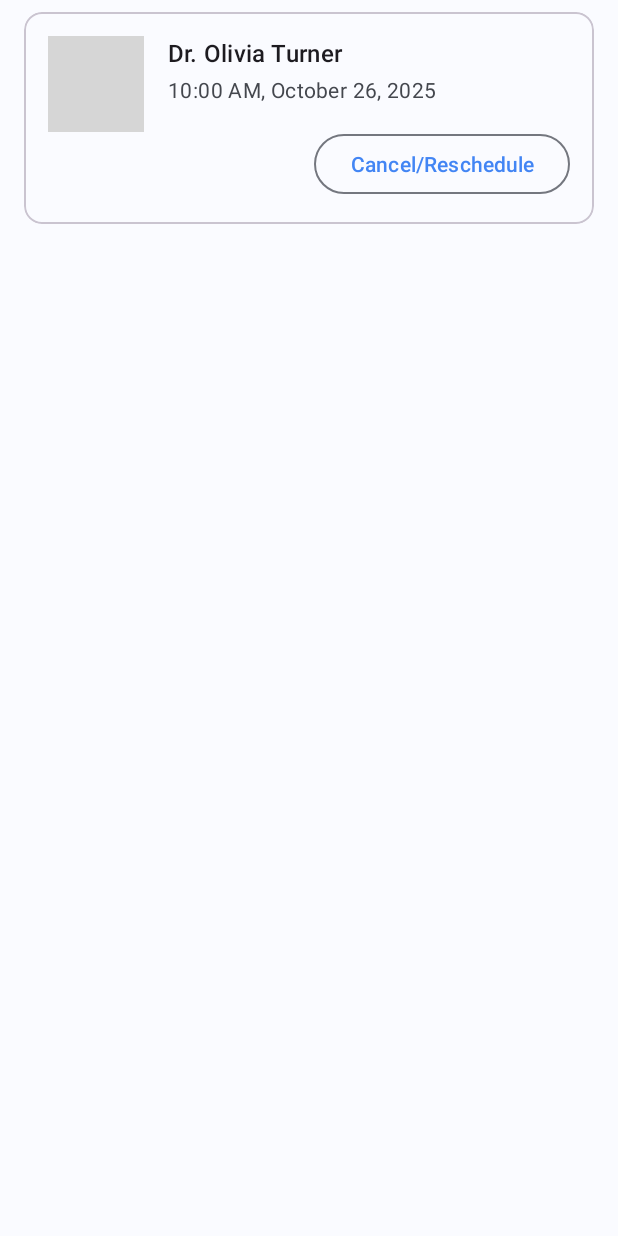
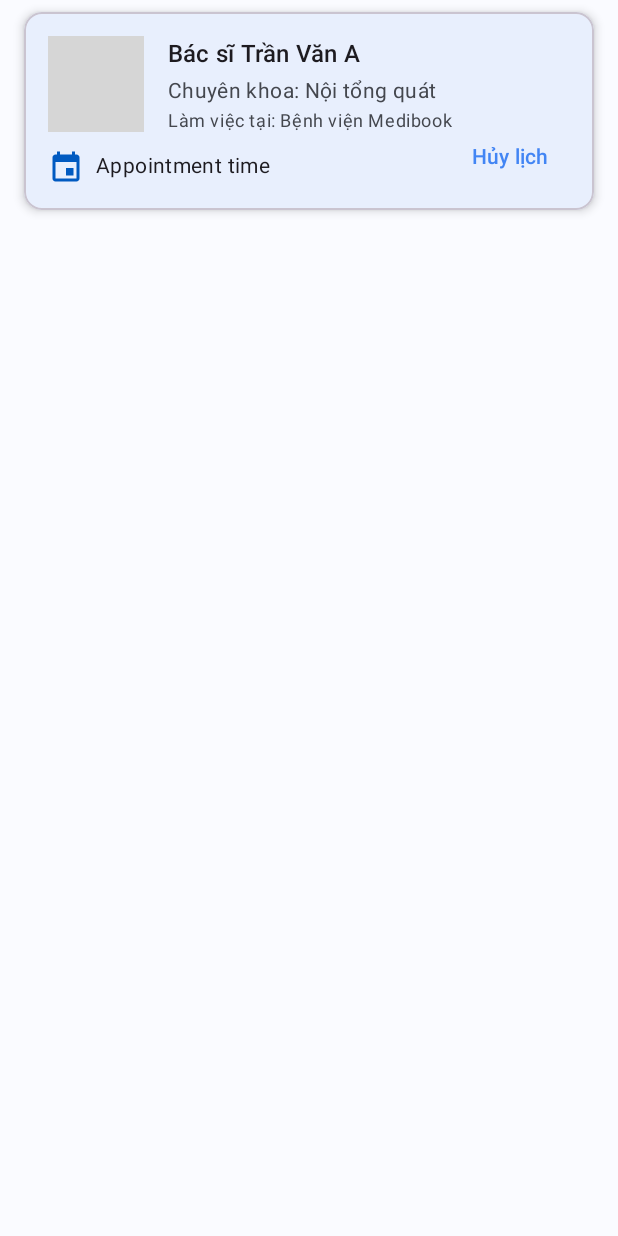
Before and after one commit to CongPham04/7-medibook-android, an Android app: the layout item_patient_appointment_card.xml on its own in the app's theme, with its tools: preview values and no code run, on a phone screen of 412 x 824 dp. Run offline under Robolectric (Android 15) with nearby library versions, the phone set to English and light mode, and no system bars; grey boxes are pictures that could not be loaded.

Commit message:
update_listdoctor_patienthome

```diff
--- a/app/build.gradle.kts
+++ b/app/build.gradle.kts
@@ -47,8 +47,10 @@ dependencies {
     androidTestImplementation(libs.ext.junit)
     androidTestImplementation(libs.espresso.core)
     implementation("com.google.code.gson:gson:2.10.1")
-    implementation("com.google.android.material:material:1.11.0")
+//    implementation("com.google.android.material:material:1.11.0")
+    implementation("androidx.annotation:annotation:1.8.1")
 
     implementation(platform("com.google.firebase:firebase-bom:34.5.0"))
     implementation("com.google.firebase:firebase-analytics")
+    implementation("com.google.firebase:firebase-firestore")
 }
--- a/app/src/main/res/layout/item_patient_appointment_card.xml
+++ b/app/src/main/res/layout/item_patient_appointment_card.xml
@@ -6,7 +6,9 @@
     android:layout_height="wrap_content"
     android:layout_marginHorizontal="16dp"
     android:layout_marginTop="8dp"
-    android:layout_marginBottom="8dp">
+    android:layout_marginBottom="8dp"
+    app:cardElevation="4dp"
+    app:cardCornerRadius="12dp">
 
     <androidx.constraintlayout.widget.ConstraintLayout
         android:layout_width="match_parent"
@@ -14,7 +16,7 @@
         android:padding="16dp">
 
         <com.google.android.material.imageview.ShapeableImageView
-            android:id="@+id/iv_doctor_avatar"
+            android:id="@+id/ivDoctorAvatar"
             android:layout_width="64dp"
             android:layout_height="64dp"
             android:scaleType="centerCrop"
@@ -25,39 +27,66 @@
             tools:src="@tools:sample/avatars" />
 
         <TextView
-            android:id="@+id/tv_doctor_name"
+            android:id="@+id/tvDoctorName"
             android:layout_width="0dp"
             android:layout_height="wrap_content"
             android:layout_marginStart="16dp"
-            android:text="Dr. Olivia Turner"
+            android:text="Bác sĩ Trần Văn A"
             android:textAppearance="@style/TextAppearance.Material3.TitleMedium"
             app:layout_constraintEnd_toEndOf="parent"
-            app:layout_constraintStart_toEndOf="@+id/iv_doctor_avatar"
-            app:layout_constraintTop_toTopOf="@+id/iv_doctor_avatar" />
+            app:layout_constraintStart_toEndOf="@+id/ivDoctorAvatar"
+            app:layout_constraintTop_toTopOf="@+id/ivDoctorAvatar" />
 
         <TextView
-            android:id="@+id/tv_appointment_datetime"
+            android:id="@+id/tvDoctorSpecialty"
             android:layout_width="0dp"
             android:layout_height="wrap_content"
             android:layout_marginStart="16dp"
             android:layout_marginTop="4dp"
-            android:text="10:00 AM, October 26, 2025"
+            android:text="Chuyên khoa: Nội tổng quát"
             android:textAppearance="@style/TextAppearance.Material3.BodyMedium"
             android:textColor="?attr/colorOnSurfaceVariant"
             app:layout_constraintEnd_toEndOf="parent"
-            app:layout_constraintStart_toEndOf="@+id/iv_doctor_avatar"
-            app:layout_constraintTop_toBottomOf="@+id/tv_doctor_name" />
+            app:layout_constraintStart_toEndOf="@+id/ivDoctorAvatar"
+            app:layout_constraintTop_toBottomOf="@+id/tvDoctorName" />
 
-        <com.google.android.material.button.MaterialButton
-            android:id="@+id/btn_cancel_or_change"
-            style="@style/Widget.Material3.Button.OutlinedButton"
+        <TextView
+            android:id="@+id/tvDoctorWorkplace"
+            android:layout_width="0dp"
+            android:layout_height="wrap_content"
+            android:layout_marginStart="16dp"
+            android:layout_marginTop="2dp"
+            android:text="Làm việc tại: Bệnh viện Medibook"
+            android:textAppearance="@style/TextAppearance.Material3.BodySmall"
+            android:textColor="?attr/colorOnSurfaceVariant"
+            app:layout_constraintStart_toEndOf="@+id/ivDoctorAvatar"
+            app:layout_constraintTop_toBottomOf="@+id/tvDoctorSpecialty"
+            app:layout_constraintEnd_toEndOf="parent" />
+        <TextView
+            android:id="@+id/tvAppointmentDatetime"
             android:layout_width="wrap_content"
             android:layout_height="wrap_content"
-            android:layout_marginTop="16dp"
-            android:text="Cancel/Reschedule"
+            android:layout_marginTop="12dp"
+            android:text="Appointment time"
+            android:textAppearance="@style/TextAppearance.Material3.BodyMedium"
+
+            app:drawableStartCompat="@drawable/ic_calendar"
+            android:drawablePadding="8dp"
+
+            app:layout_constraintTop_toBottomOf="@+id/ivDoctorAvatar"
+            app:layout_constraintStart_toStartOf="parent" />
+
+        <Button
+            android:id="@+id/btnCancelOrChange"
+            style="@style/Widget.Material3.Button.TextButton"
+            android:layout_width="80dp"
+            android:layout_height="40dp"
+            android:text="Hủy lịch"
+            android:visibility="gone"
+            app:layout_constraintBottom_toBottomOf="parent"
             app:layout_constraintEnd_toEndOf="parent"
-            app:layout_constraintTop_toBottomOf="@+id/tv_appointment_datetime" />
+            tools:visibility="visible" />
+
 
     </androidx.constraintlayout.widget.ConstraintLayout>
-
 </com.google.android.material.card.MaterialCardView>
```
Also changed, not shown: app/src/main/java/com/example/medibookandroid/PatientHomeFragment.java (+54 -6 lines).
